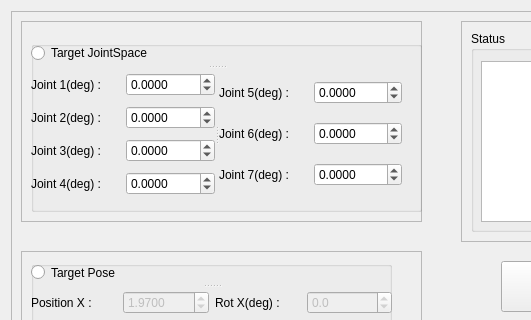
The window that scripts/test_kuka_iiwa/planning_viz.ui (rock-planning/orogen-motion_planners) describes before a commit, drawn with Qt 5; both pictures show x 0 to 531 and y 0 to 320 of the 831 by 421 pixel window.
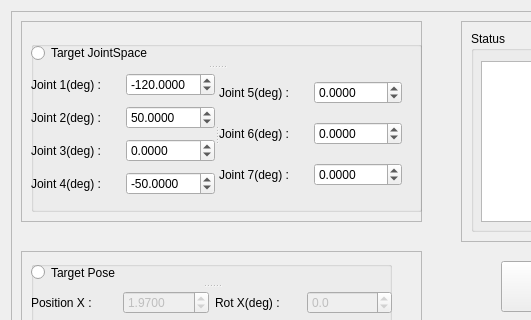
The same window after the commit.

Diff of the .ui file:
```diff
--- a/scripts/test_kuka_iiwa/planning_viz.ui
+++ b/scripts/test_kuka_iiwa/planning_viz.ui
@@ -366,7 +366,7 @@
          <property name="orientation">
           <enum>Qt::Horizontal</enum>
          </property>
-         <widget class="QWidget" name="">
+         <widget class="QWidget" name="layoutWidget">
           <layout class="QVBoxLayout" name="verticalLayout">
            <item>
             <layout class="QHBoxLayout" name="horizontalLayout_9">
@@ -392,7 +392,7 @@
                 <double>1.000000000000000</double>
                </property>
                <property name="value">
-                <double>0.000000000000000</double>
+                <double>-120.000000000000000</double>
                </property>
               </widget>
              </item>
@@ -421,6 +421,9 @@
                <property name="singleStep">
                 <double>1.000000000000000</double>
                </property>
+               <property name="value">
+                <double>50.000000000000000</double>
+               </property>
               </widget>
              </item>
             </layout>
@@ -476,7 +479,7 @@
                 <double>360.000000000000000</double>
                </property>
                <property name="value">
-                <double>0.000000000000000</double>
+                <double>-50.000000000000000</double>
                </property>
               </widget>
              </item>
@@ -484,7 +487,7 @@
            </item>
           </layout>
          </widget>
-         <widget class="QWidget" name="">
+         <widget class="QWidget" name="layoutWidget">
           <layout class="QVBoxLayout" name="verticalLayout_2">
            <item>
             <layout class="QHBoxLayout" name="horizontalLayout_13">
```
